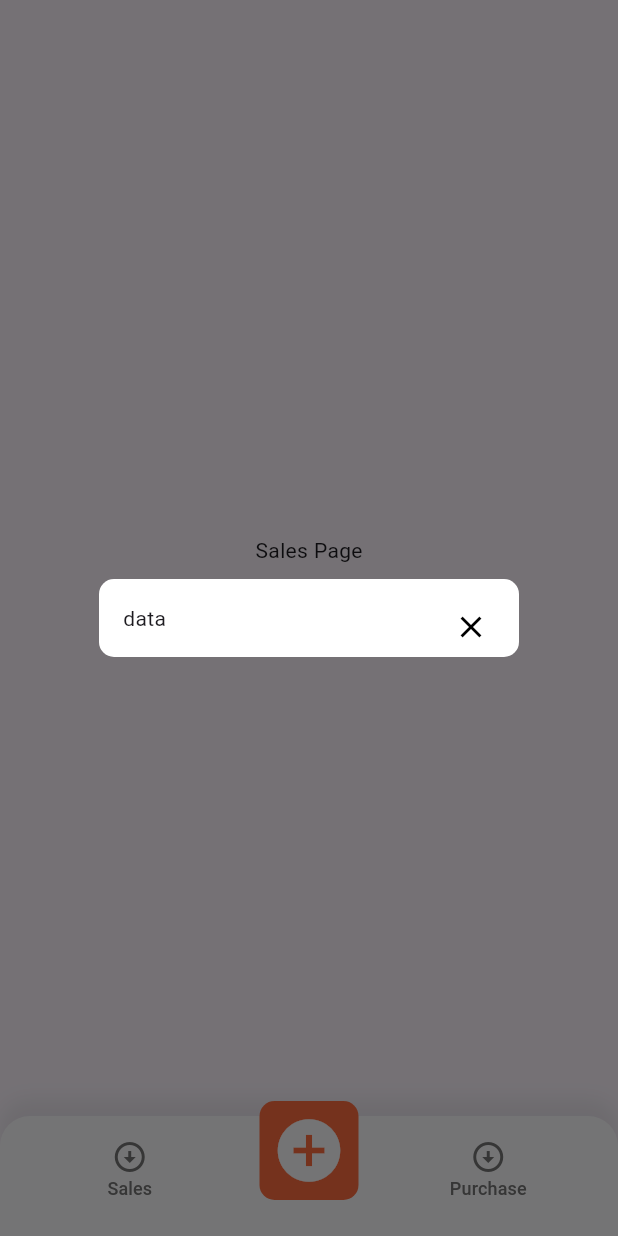
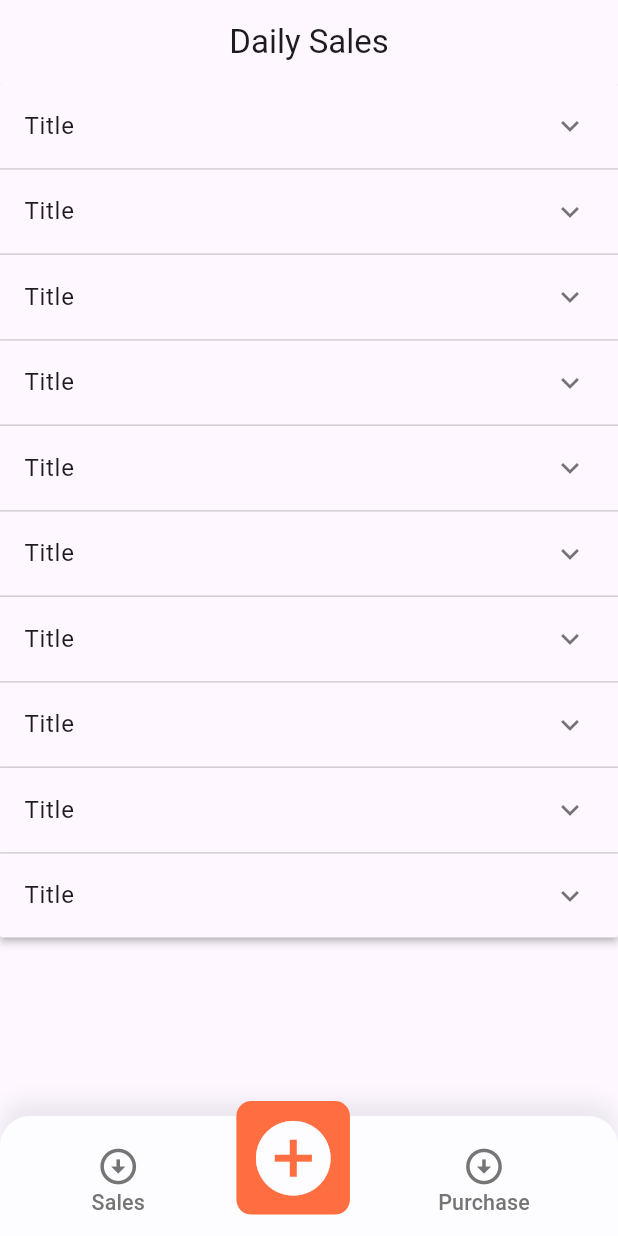
Before and after one commit to adexRepo/ecnictech-fnb-ui, a Flutter app: the HomePage screen opened by its route, item 3 of the bottom bar chosen, after a tap on "Sales", after a tap on the "add circle" icon, on a phone screen of 412 x 824 dp. Run offline on Flutter 3.47's test engine with Material 3 defaults, Android fonts, the phone set to English and light mode, and no system bars; our stand-ins replace dartz, equatable, flutter_bloc, flutter_dotenv, flutter_screenutil, gap and 3 more; missing offline and left inert: gsheets; accounts and stored records are empty.

Commit message:
align buttom navigation

```diff
--- a/lib/common/widgets/custom_popup.dart
+++ /dev/null
@@ -1,84 +0,0 @@
-import 'package:flutter/material.dart';
-
-void showCustomPopup({
-  required BuildContext context,
-  required Widget content,
-  required bool isFullScreen,
-  VoidCallback? onOpen,
-  VoidCallback? onClose,
-}) {
-  if (onOpen != null) {
-    onOpen();
-  }
-
-  if (isFullScreen) {
-    showDialog(
-      context: context,
-      barrierDismissible: true,
-      builder: (BuildContext context) {
-        return Dialog.fullscreen(
-          backgroundColor: Colors.white,
-          child: Stack(
-            clipBehavior: Clip.none,
-            children: [
-              Padding(
-                padding: const EdgeInsets.all(16.0),
-                child: content,
-              ),
-              Positioned(
-                top: 8,
-                right: 8,
-                child: IconButton(
-                  icon: const Icon(Icons.close, color: Colors.black),
-                  onPressed: () {
-                    Navigator.of(context).pop();
-                    if (onClose != null) {
-                      onClose();
-                    }
-                  },
-                ),
-              ),
-            ],
-          ),
-        );
-      },
-    );
-  } else {
-    showDialog(
-      context: context,
-      barrierDismissible: true,
-      builder: (BuildContext context) {
-        return Dialog(
-          backgroundColor: Colors.white,
-          shape: const RoundedRectangleBorder(
-            borderRadius: BorderRadius.all(Radius.circular(10)),
-          ),
-          elevation: 10,
-          child: Stack(
-            clipBehavior: Clip.none,
-            children: [
-              Padding(
-                padding: const EdgeInsets.all(16.0),
-                child: content,
-              ),
-              Positioned(
-                top: 8,
-                right: 8,
-                child: IconButton(
-                  icon: const Icon(Icons.close, color: Colors.black),
-                  onPressed: () {
-                    Navigator.of(context).pop();
-
-                    if (onClose != null) {
-                      onClose();
-                    }
-                  },
-                ),
-              ),
-            ],
-          ),
-        );
-      },
-    );
-  }
-}
--- a/lib/features/home/pages/sales.dart
+++ b/lib/features/home/pages/sales.dart
@@ -5,6 +5,35 @@ class SalesPage extends StatelessWidget {
 
   @override
   Widget build(BuildContext context) {
-    return const Center(child: Text("Sales Page"));
+    final List<Widget> _items = List.generate(
+        10,
+        (index) => Container(
+              margin: const EdgeInsets.all(10),
+              child: ListTile(
+                title: Text('Title $index'),
+                subtitle: Text('Body $index'),
+              ),
+            ));
+
+    return Scaffold(
+      appBar: AppBar(
+        title: Text('Daily Sales'),
+        centerTitle: true,
+      ),
+      body: SingleChildScrollView(
+        child: ExpansionPanelList(
+          materialGapSize: 2,
+          children: _items
+              .map((e) => ExpansionPanelRadio(
+                    value: e,
+                    headerBuilder: (context, isExpanded) => ListTile(
+                      title: Text('Title'),
+                    ),
+                    body: e,
+                  ))
+              .toList(),
+        ),
+      ),
+    );
   }
 }
--- a/lib/features/home/widget/custom_buttom_navigation.dart
+++ b/lib/features/home/widget/custom_buttom_navigation.dart
@@ -4,8 +4,6 @@ import 'package:flutter_screenutil/flutter_screenutil.dart';
 import 'package:ecnictech_fnb_ui/constant/colors.dart';
 import 'package:ecnictech_fnb_ui/features/home/bloc/home_bloc.dart';
 import 'package:ecnictech_fnb_ui/features/home/bloc/home_event.dart';
-
-import '../../../common/widgets/custom_popup.dart';
 
 class NavbarWithMiddleButton extends StatefulWidget {
   const NavbarWithMiddleButton({super.key});
@@ -73,24 +71,22 @@ class _NavbarWithMiddleButtonState extends State<NavbarWithMiddleButton> {
             crossAxisAlignment: CrossAxisAlignment.end,
             children: [
               SizedBox(
-                width: 100,
-                height: 50.h,
                 child: TextButton(
                   onPressed: () {
                     context.read<HomeBloc>().add(HomeSalesEvent());
                   },
-                  child: const Column(
+                  child: Column(
                     mainAxisSize: MainAxisSize.min,
                     children: [
                       Icon(
                         Icons.arrow_circle_down_outlined,
                         color: ColorsManager.gray,
-                        size: 24,
+                        size: 24.h,
                       ),
                       Text(
                         "Sales",
                         style: TextStyle(
-                          fontSize: 12,
+                          fontSize: 12.h,
                           fontWeight: FontWeight.w500,
                           color: ColorsManager.gray,
                         ),
@@ -117,42 +113,33 @@ class _NavbarWithMiddleButtonState extends State<NavbarWithMiddleButton> {
                           ),
                         ),
                       ),
-                      icon: const Icon(
+                      icon: Icon(
                         Icons.add_circle,
                         color: ColorsManager.lightShadeOfGray,
-                        size: 50,
+                        size: 50.h,
                       ),
-                      onPressed: () {
-                        showCustomPopup(
-                            context: context,
-                            content: const Text("data"),
-                            isFullScreen: false,
-                            onClose: () => {},
-                            onOpen: () => {});
-                      },
+                      onPressed: () {},
                     ),
                   )
                 ],
               ),
               SizedBox(
-                width: 100,
-                height: 50.h,
                 child: TextButton(
                   onPressed: () {
                     context.read<HomeBloc>().add(HomePurchaseEvent());
                   },
-                  child: const Column(
+                  child: Column(
                     mainAxisSize: MainAxisSize.min,
                     children: [
                       Icon(
                         Icons.arrow_circle_down_outlined,
                         color: ColorsManager.gray,
-                        size: 24,
+                        size: 24.h,
                       ),
                       Text(
                         "Purchase",
                         style: TextStyle(
-                          fontSize: 12,
+                          fontSize: 12.h,
                           fontWeight: FontWeight.w500,
                           color: ColorsManager.gray,
                         ),
```
Also changed, not shown: lib/common/service/common_repositories.dart (+4 -9 lines), 2 other files.
